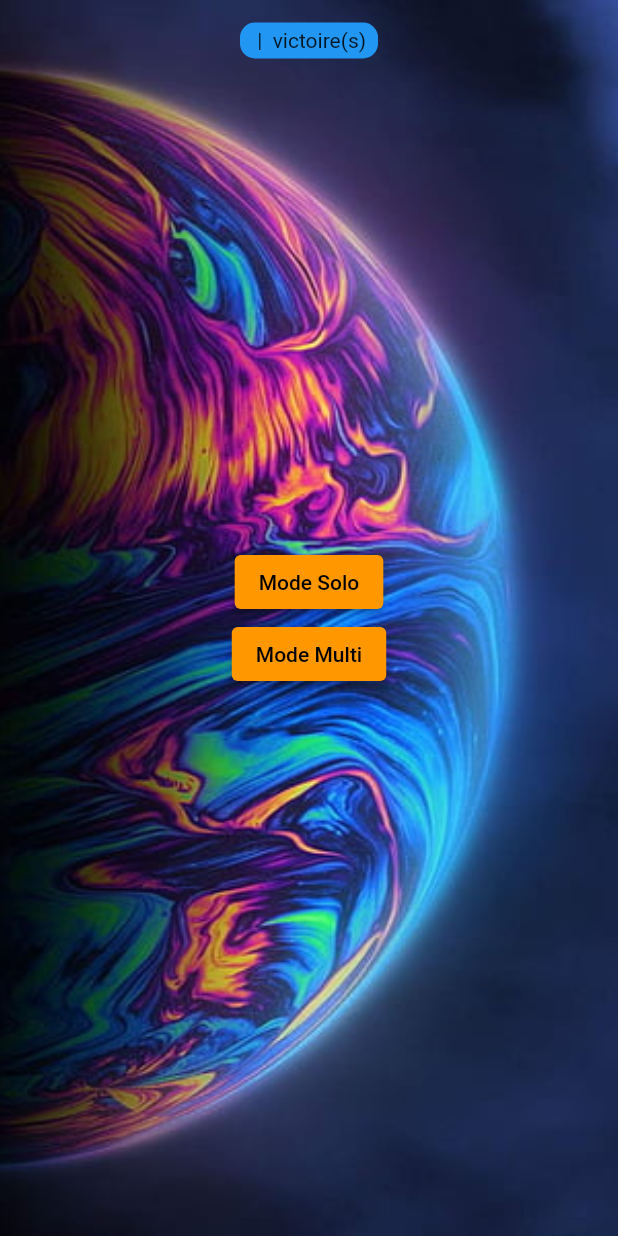
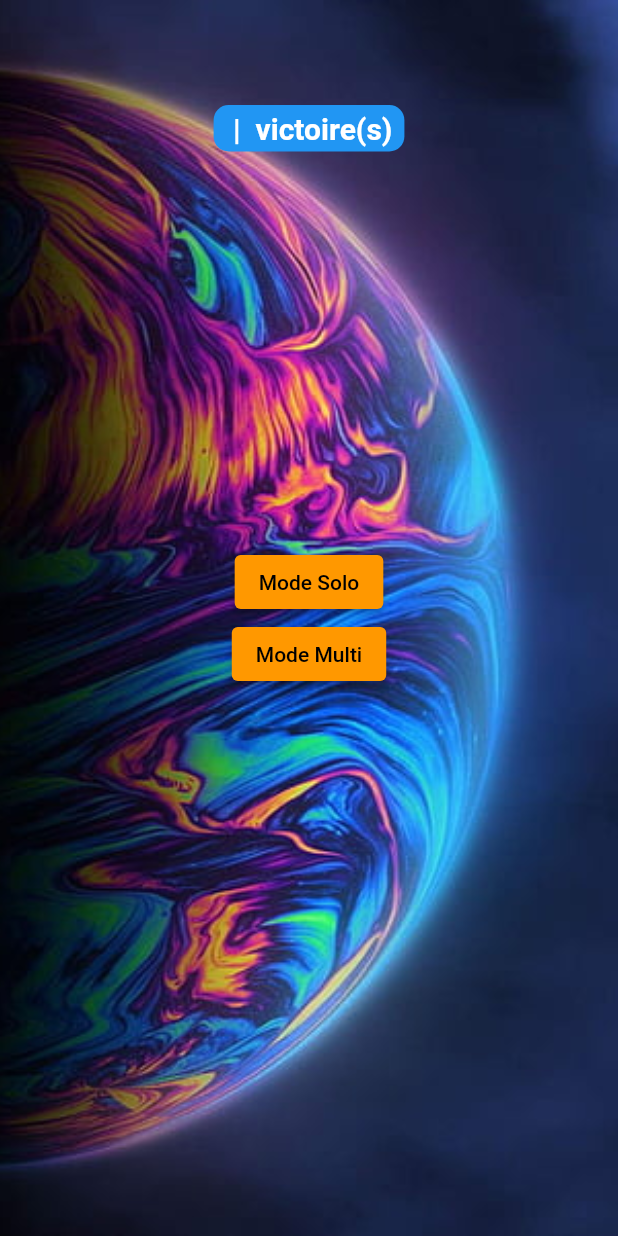
Before and after one commit to Snikyy4/projet_mob, a Flutter app: the MyHomePage screen opened directly with empty values, on a phone screen of 412 x 824 dp. Run offline on Flutter 3.47's test engine with Material 2 defaults, Android fonts, the phone set to English and light mode, and no system bars; our stand-ins replace sqflite; accounts and stored records are empty.

Commit message:
en mode ecran acceuil stylé

```diff
--- a/lib/main.dart
+++ b/lib/main.dart
@@ -22,7 +22,8 @@ class MyApp extends StatelessWidget {
 }
 
 class MyHomePage extends StatefulWidget {
-  const MyHomePage({Key? key, required this.pseudo,required this.nbVictoires}) : super(key: key);
+  const MyHomePage({Key? key, required this.pseudo, required this.nbVictoires})
+      : super(key: key);
 
   final String pseudo;
   final String nbVictoires;
@@ -41,7 +42,7 @@ class _MyHomePageState extends State<MyHomePage> {
     nbVictoires = widget.nbVictoires;
   }
 
-   @override
+  @override
   Widget build(BuildContext context) {
     return Scaffold(
       body: Container(
@@ -72,7 +73,7 @@ class _MyHomePageState extends State<MyHomePage> {
             Align(
               alignment: Alignment.topCenter,
               child: Padding(
-                padding: const EdgeInsets.all(15.0),
+                padding: const EdgeInsets.all(70.0),
                 child: Container(
                   decoration: BoxDecoration(
                     color: Colors.blue,
@@ -82,7 +83,16 @@ class _MyHomePageState extends State<MyHomePage> {
                     vertical: 4,
                     horizontal: 8,
                   ),
-                  child: Text(pseudo + ' | '+nbVictoires + ' victoire(s)'),
+                  child: Text(
+                    '$pseudo | $nbVictoires victoire(s)',
+                    style: const TextStyle(
+                      fontFamily: 'Roboto',
+                      fontSize: 20, // la taille de la police en pixels
+                      fontWeight:
+                          FontWeight.bold, // le poids de la police (en gras)
+                      color: Colors.white, // la couleur du texte
+                    ),
+                  ),
                 ),
               ),
             ),
@@ -93,8 +103,6 @@ class _MyHomePageState extends State<MyHomePage> {
   }
 }
 
-
-
 void navigateTo(BuildContext context, Widget destinationPage) {
   Navigator.push(
     context,
```
